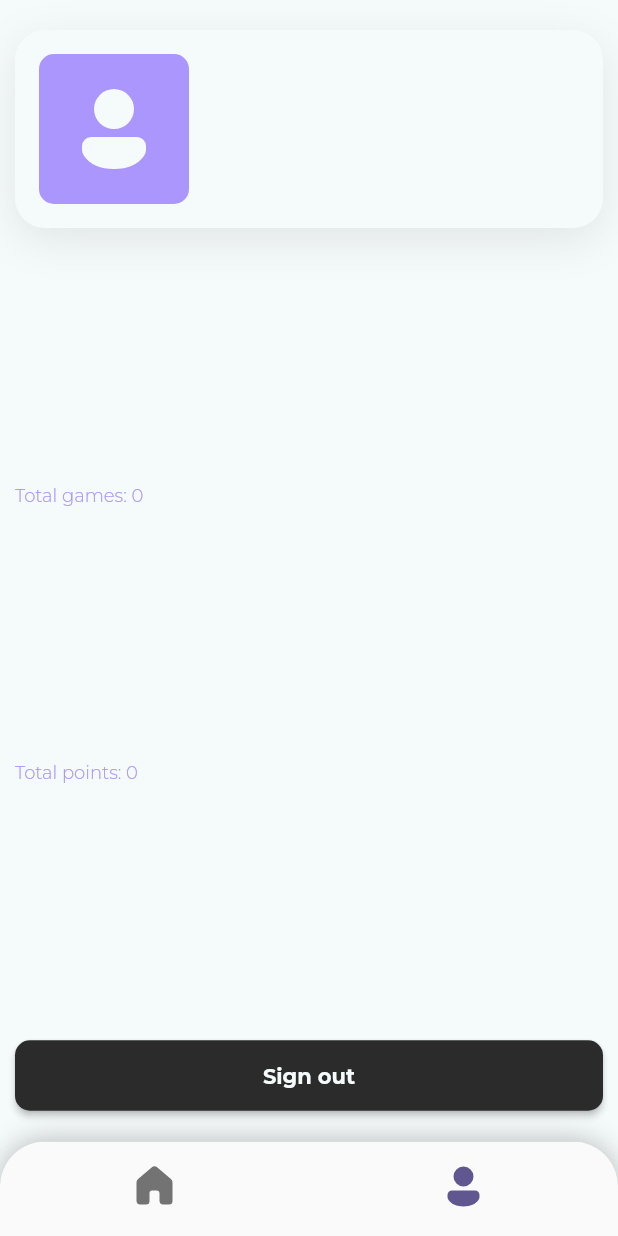
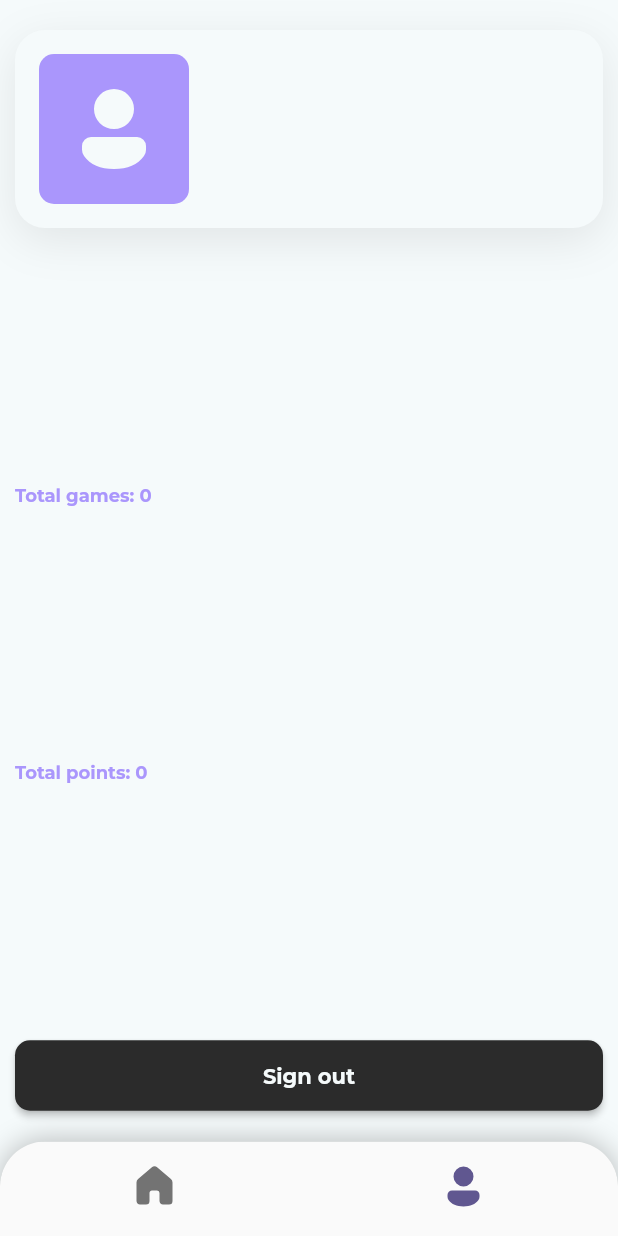
Before and after one commit to cyclexit/object_guesser, a Flutter app: the screen it shows once a user with an empty profile is signed in, item 2 of the bottom bar chosen, on a phone screen of 412 x 824 dp. Run offline on Flutter 3.47's test engine with Material 2 defaults, Android fonts, the phone set to English and light mode, and no system bars; our stand-ins replace cloud_firestore, firebase_auth, firebase_core, fluentui_system_icons, font_awesome_flutter, google_fonts and 3 more; accounts and stored records are empty; network calls fail.

Commit message:
Make the text clearer

```diff
--- a/lib/pages/profile_page.dart
+++ b/lib/pages/profile_page.dart
@@ -36,9 +36,15 @@ class _ProfilePageState extends State<ProfilePage> {
         children: [
           ProfileInfoCard(user: user!),
           const Spacer(),
-          Text("Total games: ${userGameHistory.gameRecords.length}"),
+          Text(
+            "Total games: ${userGameHistory.gameRecords.length}",
+            style: const TextStyle(fontWeight: FontWeight.bold),
+          ),
           const Spacer(),
-          Text("Total points: ${userGameHistory.totalPoints}"),
+          Text(
+            "Total points: ${userGameHistory.totalPoints}",
+            style: const TextStyle(fontWeight: FontWeight.bold),
+          ),
           const Spacer(),
           ElevatedButton(
               onPressed: _signOut,
```
